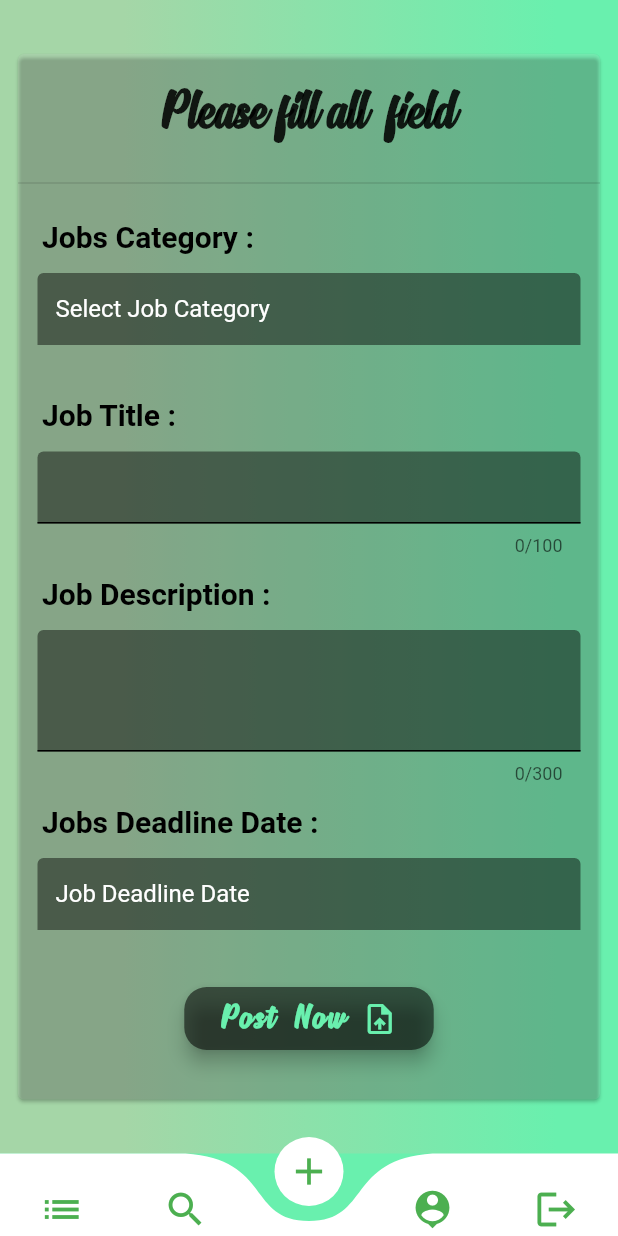
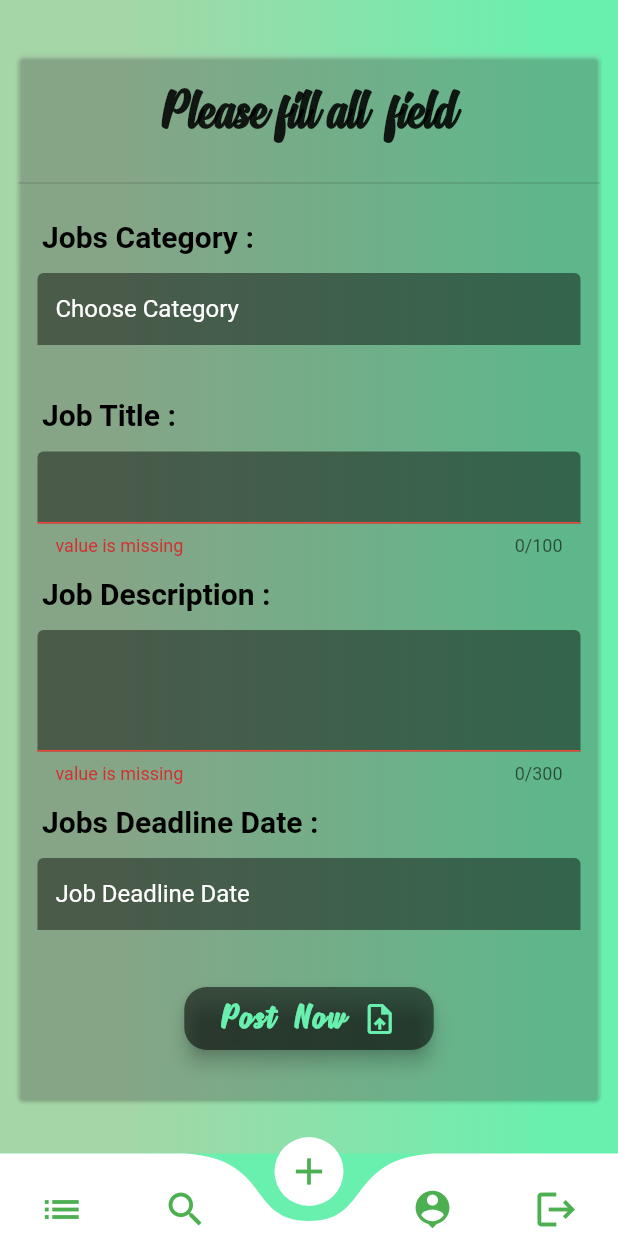
Before and after one commit to erarunkushwaha/fiverr-flutter, a Flutter app: the screen it shows once a user with an empty profile is signed in, item 3 of the bottom bar chosen, after a tap on an icon or button, on a phone screen of 412 x 824 dp. Run offline on Flutter 3.47's test engine with Material 2 defaults, Android fonts, the phone set to English and light mode, and no system bars; drawn by our look-alikes of curved_navigation_bar; our stand-ins replace cloud_firestore, firebase_auth, firebase_core, firebase_storage, fluttertoast, image_cropper and 1 more; accounts and stored records are empty.

Commit message:
upload job done

```diff
--- a/lib/helpers/global_variables.dart
+++ b/lib/helpers/global_variables.dart
@@ -3,3 +3,7 @@ String loginImageUrl =
 // https://images.unsplash.com/photo-1514971126075-758e7d825812?ixlib=rb-1.2.1&ixid=MnwxMjA3fDB8MHxwaG90by1wYWdlfHx8fGVufDB8fHx8&auto=format&fit=crop&w=773&q=80
 
 String cborder = "Border.all(width: 2.0, color: const Color(0xFFFFFFFF))";
+
+String? name = "";
+String? userImage = "";
+String? location = "";
--- a/lib/screens/login_screen.dart
+++ b/lib/screens/login_screen.dart
@@ -36,7 +36,6 @@ class _LoginScreenState extends State<LoginScreen>
     _animationController.dispose();
     _emailController.dispose();
     _passwordController.dispose();
-    _animationController.dispose();
     super.dispose();
   }
 
--- a/lib/screens/upload_jobs.dart
+++ b/lib/screens/upload_jobs.dart
@@ -1,7 +1,12 @@
 import 'package:cloud_firestore/cloud_firestore.dart';
+import 'package:firebase_auth/firebase_auth.dart';
+import 'package:fiverr/helpers/global_method.dart';
+import 'package:fiverr/helpers/global_variables.dart';
 import 'package:fiverr/helpers/persistent.dart';
 import 'package:flutter/material.dart';
 import 'package:fiverr/widgets/bottom_nav_bar.dart';
+import 'package:fluttertoast/fluttertoast.dart';
+import 'package:uuid/uuid.dart';
 
 class UploadJobsScreen extends StatefulWidget {
   const UploadJobsScreen({super.key});
@@ -13,16 +18,26 @@ class UploadJobsScreen extends StatefulWidget {
 class _UploadJobsScreenState extends State<UploadJobsScreen> {
   final _uploadJobsFromKey = GlobalKey<FormState>();
   final TextEditingController _jobCategoryController =
-      TextEditingController(text: "Select Job Category");
+      TextEditingController(text: "Choose Category");
   final TextEditingController _jobTitleController =
       TextEditingController(text: "");
   final TextEditingController _jobDescriptionController =
       TextEditingController(text: "");
   final TextEditingController _jobDeadlineController =
-      TextEditingController(text: "Job Deadline Date ");
+      TextEditingController(text: "Job Deadline Date");
   bool isLoading = false;
   DateTime? picked;
   Timestamp? jobsDeadlineTimeStamp;
+  Uuid? uuid = const Uuid();
+
+  @override
+  void dispose() {
+    super.dispose();
+    _jobCategoryController.dispose();
+    _jobTitleController.dispose();
+    _jobDescriptionController.dispose();
+    _jobDeadlineController.dispose();
+  }
 
   Widget textformField({
     required String valueKey,
@@ -82,7 +97,14 @@ class _UploadJobsScreenState extends State<UploadJobsScreen> {
     );
   }
 
-  _showTaskCategoryDialog() {
+  void _selectCategory(index) {
+    setState(() {
+      _jobCategoryController.text = Persistent.jobCategoryList[index];
+    });
+    Navigator.canPop(context) ? Navigator.pop(context) : null;
+  }
+
+  void _showTaskCategoryDialog() {
     showDialog(
         context: context,
         builder: (context) {
@@ -103,13 +125,7 @@ class _UploadJobsScreenState extends State<UploadJobsScreen> {
                 itemCount: Persistent.jobCategoryList.length,
                 itemBuilder: (context, index) {
                   return InkWell(
-                    onTap: () {
-                      setState(() {
-                        _jobCategoryController.text ==
-                            Persistent.jobCategoryList[index];
-                      });
-                      Navigator.pop(context);
-                    },
+                    onTap: () => _selectCategory(index),
                     child: Row(
                       children: [
                         const Icon(
@@ -164,6 +180,71 @@ class _UploadJobsScreenState extends State<UploadJobsScreen> {
         jobsDeadlineTimeStamp = Timestamp.fromMicrosecondsSinceEpoch(
             picked!.microsecondsSinceEpoch);
       });
+    }
+  }
+
+  void _uploadTask() async {
+    final jobId = uuid!.v4();
+
+    User? user = FirebaseAuth.instance.currentUser;
+
+    final uid = user!.uid;
+
+    final isValid = _uploadJobsFromKey.currentState!.validate();
+
+    if (isValid) {
+      if (_jobDeadlineController.text == "Choose job Deadline date" ||
+          _jobDeadlineController.text == "Choose job category") {
+        GlobalMethod.showErrorDialog(
+            error: "Please Pick Everything", ctx: context);
+        return;
+      }
+
+      setState(() {
+        isLoading = true;
+      });
+
+      try {
+        await FirebaseFirestore.instance.collection("jobs").doc(jobId).set({
+          "jobId": jobId,
+          "uploadedBy": uid,
+          'email': user.email,
+          'jobTitle': _jobTitleController.text,
+          'jobDescription': _jobDescriptionController.text,
+          'deadLineDate': _jobDeadlineController.text,
+          'deadlineDateTimeStamp': jobsDeadlineTimeStamp,
+          'jobCategory': _jobCategoryController.text,
+          'jobComments': [],
+          'recruitment': true,
+          'createdAt': Timestamp.now(),
+          'name': name,
+          'userImage': userImage,
+          'location': location,
+          'applicants': 0,
+        });
+
+        await Fluttertoast.showToast(
+          msg: "The tasks has been uploaded",
+          toastLength: Toast.LENGTH_LONG,
+          backgroundColor: Colors.grey,
+          fontSize: 18.0,
+        );
+        _jobTitleController.clear();
+        _jobDescriptionController.clear();
+        setState(() {
+          _jobCategoryController.text = "Select Job Category";
+          _jobDeadlineController.text = "Job Deadline Date";
+        });
+      } catch (e) {
+        setState(() {
+          isLoading = false;
+        });
+        GlobalMethod.showErrorDialog(error: e.toString(), ctx: context);
+      } finally {
+        setState(() {
+          isLoading = false;
+        });
+      }
     }
   }
 
@@ -260,7 +341,9 @@ class _UploadJobsScreenState extends State<UploadJobsScreen> {
                       child: isLoading
                           ? const CircularProgressIndicator()
                           : MaterialButton(
-                              onPressed: () {},
+                              onPressed: () {
+                                _uploadTask();
+                              },
                               color: Colors.black54,
                               elevation: 5,
                               shape: RoundedRectangleBorder(
--- a/pubspec.yaml
+++ b/pubspec.yaml
@@ -44,6 +44,7 @@ dependencies:
   cloud_firestore: ^3.5.1
   fluttertoast: ^8.0.9
   curved_navigation_bar: ^1.0.3
+  uuid: ^3.0.6
 
 dev_dependencies:
   flutter_test:
```
Also changed, not shown: pubspec.lock.
